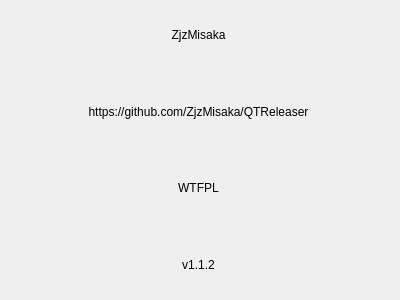
Old version of the form about.ui in the repository ZjzMisaka/QTReleaser.
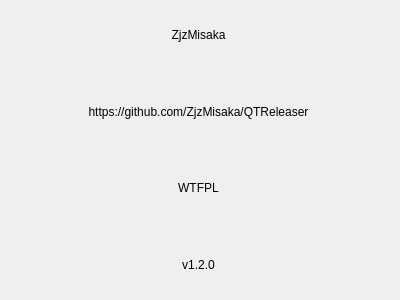
New version of the form.

Patch:
```diff
--- a/about.ui
+++ b/about.ui
@@ -56,7 +56,7 @@
     <item>
      <widget class="QLabel" name="label_4">
       <property name="text">
-       <string>v1.1.2</string>
+       <string>v1.2.0</string>
       </property>
       <property name="alignment">
        <set>Qt::AlignCenter</set>
```
